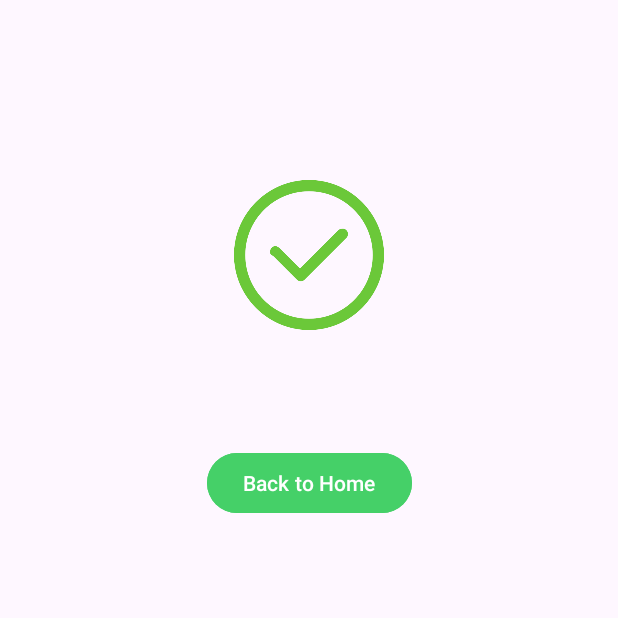
After one commit to NTDung93/PlantShop, an Android app: the PaymentNotification screen opened directly, with no data from a screen before it, on a phone screen of 412 x 824 dp, the top half of it. The commit adds this screen. Run offline under Robolectric (Android 15) with nearby library versions, the phone set to English and light mode, and no system bars.

Commit message:
done payment with zalopay

```diff
--- /dev/null
+++ b/app/src/main/java/com/company/plantshop_nguyentiendung_se171710/Activity/PaymentNotification.java
@@ -0,0 +1,40 @@
+package com.company.plantshop_nguyentiendung_se171710.Activity;
+
+import android.content.Intent;
+import android.os.Bundle;
+import android.view.View;
+import android.widget.Button;
+import android.widget.TextView;
+
+import androidx.appcompat.app.AppCompatActivity;
+
+import com.company.plantshop_nguyentiendung_se171710.R;
+
+public class PaymentNotification extends AppCompatActivity {
+
+    TextView txtNotification;
+    Button btnBackToHome;
+
+    @Override
+    protected void onCreate(Bundle savedInstanceState) {
+        super.onCreate(savedInstanceState);
+        setContentView(R.layout.activity_payment_notification);
+
+        txtNotification = findViewById(R.id.textViewNotify);
+
+        Intent intent = getIntent();
+        txtNotification.setText(intent.getStringExtra("result"));
+
+        btnBackToHome = findViewById(R.id.btnBackToHome);
+
+        btnBackToHome.setOnClickListener(new View.OnClickListener() {
+            @Override
+            public void onClick(View v) {
+                // Navigate back to the MainActivity
+                Intent intent = new Intent(getApplicationContext(), MainActivity.class);
+                startActivity(intent);
+                finish();
+            }
+        });
+    }
+}
--- /dev/null
+++ b/app/src/main/res/layout/activity_payment_notification.xml
@@ -0,0 +1,45 @@
+<?xml version="1.0" encoding="utf-8"?>
+<androidx.constraintlayout.widget.ConstraintLayout xmlns:android="http://schemas.android.com/apk/res/android"
+    xmlns:app="http://schemas.android.com/apk/res-auto"
+    xmlns:tools="http://schemas.android.com/tools"
+    android:id="@+id/main"
+    android:layout_width="match_parent"
+    android:layout_height="match_parent"
+    tools:context=".Activity.PaymentNotification">
+
+    <ImageView
+        android:id="@+id/successIcon"
+        android:layout_width="100dp"
+        android:layout_height="100dp"
+        android:layout_marginTop="120dp"
+        android:src="@drawable/ic_success"
+        app:layout_constraintEnd_toEndOf="parent"
+        app:layout_constraintStart_toStartOf="parent"
+        app:layout_constraintTop_toTopOf="parent" />
+
+    <!-- Notification Text -->
+    <TextView
+        android:id="@+id/textViewNotify"
+        android:layout_width="250dp"
+        android:layout_height="wrap_content"
+        android:layout_marginTop="32dp"
+        android:text="@string/notification_text"
+        android:textAlignment="center"
+        android:textSize="16sp"
+        app:layout_constraintEnd_toEndOf="parent"
+        app:layout_constraintStart_toStartOf="parent"
+        app:layout_constraintTop_toBottomOf="@+id/successIcon" />
+
+    <!-- Back to Home Button -->
+    <Button
+        android:id="@+id/btnBackToHome"
+        android:layout_width="wrap_content"
+        android:layout_height="wrap_content"
+        android:layout_marginTop="24dp"
+        android:text="@string/back_to_home"
+        android:backgroundTint="@color/green"
+        android:textColor="@android:color/white"
+        app:layout_constraintTop_toBottomOf="@+id/textViewNotify"
+        app:layout_constraintEnd_toEndOf="parent"
+        app:layout_constraintStart_toStartOf="parent" />
+</androidx.constraintlayout.widget.ConstraintLayout>
--- a/app/src/main/res/values/strings.xml
+++ b/app/src/main/res/values/strings.xml
@@ -30,4 +30,6 @@
     <string name="name">Name</string>
     <string name="product_description">Product description</string>
     <string name="add_to_cart">Add to cart</string>
+    <string name="back_to_home">Back to Home</string>
+    <string name="notification_text">Notification Text</string>
 </resources>
```
Also changed, not shown: app/build.gradle.kts (+7 -0 lines), app/src/main/AndroidManifest.xml (+21 -4 lines), app/src/main/java/com/company/plantshop_nguyentiendung_se171710/Activity/CartActivity.java (+75 -0 lines), app/src/main/java/com/company/plantshop_nguyentiendung_se171710/Api/CreateOrder.java (added, +71 -0 lines), app/src/main/java/com/company/plantshop_nguyentiendung_se171710/Api/HttpProvider.java (added, +58 -0 lines), app/src/main/java/com/company/plantshop_nguyentiendung_se171710/Constant/AppInfo.java (added, +7 -0 lines), app/src/main/java/com/company/plantshop_nguyentiendung_se171710/Helper/HMac/HMacUtil.java (added, +93 -0 lines), app/src/main/java/com/company/plantshop_nguyentiendung_se171710/Helper/HMac/HexStringUtil.java (added, +69 -0 lines), app/src/main/java/com/company/plantshop_nguyentiendung_se171710/Helper/Helpers.java (added, +35 -0 lines), app/src/main/res/drawable/ic_success.png (added).
